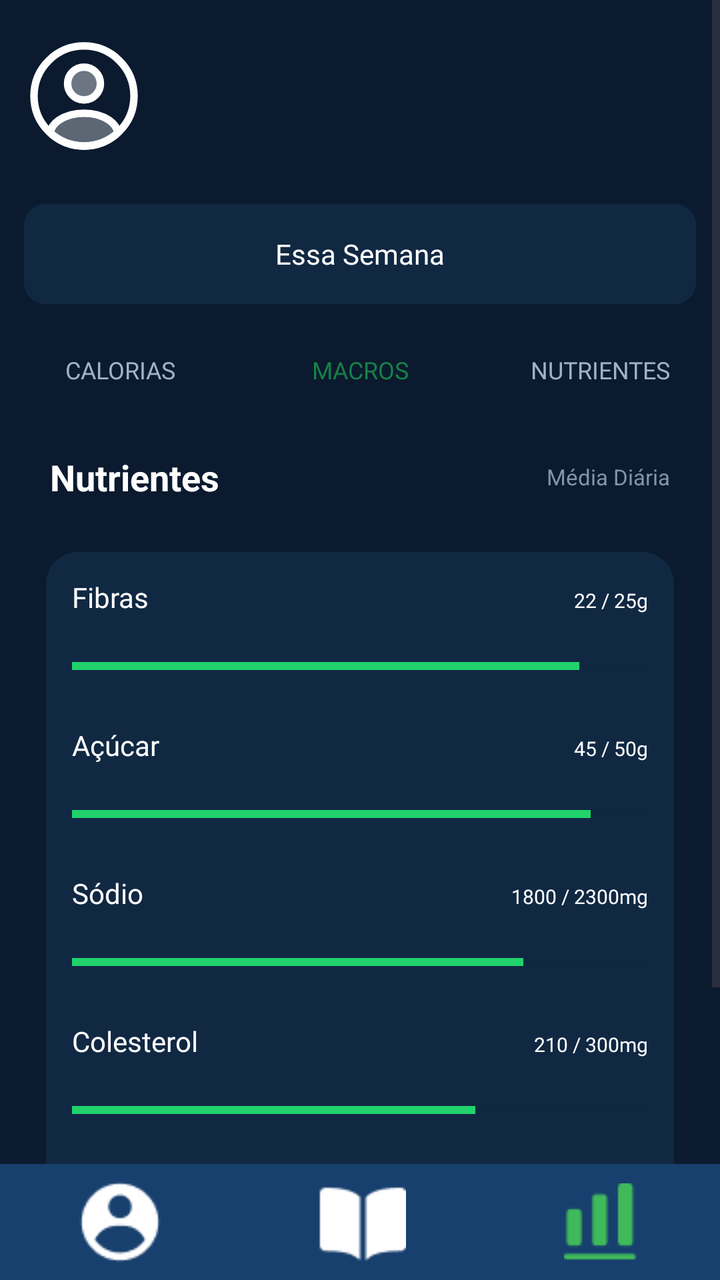
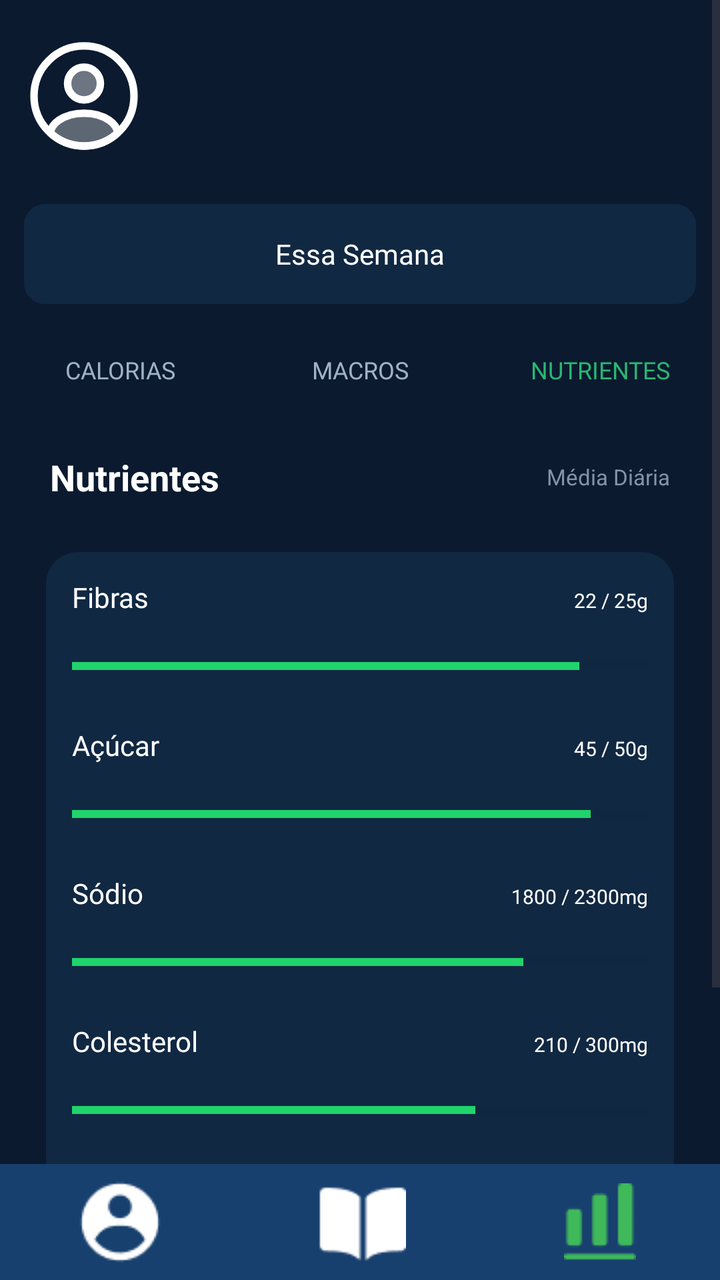

Before-and-after screenshots of an Android layout around one commit, followed by the original layout XML and the change that was made.
<!-- AndroidManifest.xml: application theme Theme.VITA -->
<!-- res/layout/fragment_nutri.xml -->
<?xml version="1.0" encoding="utf-8"?>
<RelativeLayout
    xmlns:android="http://schemas.android.com/apk/res/android"
    xmlns:app="http://schemas.android.com/apk/res-auto"
    android:layout_width="match_parent"
    android:layout_height="match_parent"
    android:background="@color/blue3">

    
    <ScrollView
        android:layout_width="match_parent"
        android:layout_height="match_parent"
        android:layout_above="@+id/barraInferior">

        
        <androidx.constraintlayout.widget.ConstraintLayout
            android:layout_width="match_parent"
            android:layout_height="wrap_content"
            android:paddingBottom="24dp">

            <ImageView
                android:id="@+id/imgPerfil"
                android:layout_width="60dp"
                android:layout_height="60dp"
                android:layout_marginStart="12dp"
                android:layout_marginTop="18dp"
                android:contentDescription="Perfil"
                android:scaleType="centerInside"
                android:src="@drawable/profile2"
                app:layout_constraintStart_toStartOf="parent"
                app:layout_constraintTop_toTopOf="parent" />

            <TextView
                android:id="@+id/txtSemana"
                android:layout_width="0dp"
                android:layout_height="50dp"
                android:layout_marginStart="12dp"
                android:layout_marginTop="24dp"
                android:layout_marginEnd="12dp"
                android:background="@drawable/rounded_corner4"
                android:backgroundTint="@color/blue4"
                android:fontFamily="@font/inter24_medium"
                android:gravity="center"
                android:text="Essa Semana"
                android:textColor="#FFFFFF"
                android:textSize="14sp"
                app:layout_constraintEnd_toEndOf="parent"
                app:layout_constraintStart_toStartOf="parent"
                app:layout_constraintTop_toBottomOf="@id/imgPerfil" />

            <LinearLayout
                android:id="@+id/menuNutri"
                android:layout_width="0dp"
                android:layout_height="42dp"
                android:layout_marginTop="12dp"
                android:gravity="center"
                android:orientation="horizontal"
                app:layout_constraintEnd_toEndOf="parent"
                app:layout_constraintStart_toStartOf="parent"
                app:layout_constraintTop_toBottomOf="@id/txtSemana">

                <TextView
                    android:layout_width="0dp"
                    android:layout_height="match_parent"
                    android:layout_weight="1"
                    android:fontFamily="@font/inter24_semibold"
                    android:gravity="center"
                    android:text="CALORIAS"
                    android:textColor="@color/grey2"
                    android:textSize="12sp" />

                <TextView
                    android:layout_width="0dp"
                    android:layout_height="match_parent"
                    android:layout_weight="1"
                    android:fontFamily="@font/inter24_semibold"
                    android:gravity="center"
                    android:text="MACROS"
                    android:textColor="@color/green1"
                    android:textSize="12sp" />

                <TextView
                    android:layout_width="0dp"
                    android:layout_height="match_parent"
                    android:layout_weight="1"
                    android:fontFamily="@font/inter24_semibold"
                    android:gravity="center"
                    android:text="NUTRIENTES"
                    android:textColor="@color/grey2"
                    android:textSize="12sp" />

            </LinearLayout>

            <LinearLayout
                android:id="@+id/txtNutri"
                android:layout_width="match_parent"
                android:layout_height="45dp"
                android:layout_marginTop="10dp"
                android:gravity="center_vertical"
                android:paddingStart="25dp"
                android:paddingEnd="25dp"
                app:layout_constraintTop_toBottomOf="@+id/menuNutri">

                <TextView
                    android:layout_width="0dp"
                    android:layout_height="wrap_content"
                    android:layout_weight="1"
                    android:text="Nutrientes"
                    android:textColor="@android:color/white"
                    android:textSize="18sp"
                    android:textStyle="bold" />

                <TextView
                    android:layout_width="wrap_content"
                    android:layout_height="wrap_content"
                    android:text="Média Diária"
                    android:textColor="#8493A5"
                    android:textSize="11sp" />

            </LinearLayout>

            
            <LinearLayout
                android:layout_width="match_parent"
                android:layout_height="wrap_content"
                android:layout_marginStart="23dp"
                android:layout_marginTop="15dp"
                android:layout_marginEnd="23dp"
                android:background="@drawable/rounded_corner3"
                android:orientation="vertical"
                android:padding="13dp"
                app:layout_constraintTop_toBottomOf="@id/txtNutri">

                
                <LinearLayout
                    android:layout_width="match_parent"
                    android:layout_height="wrap_content"
                    android:orientation="horizontal">

                    <TextView
                        android:layout_width="0dp"
                        android:layout_height="wrap_content"
                        android:layout_weight="1"
                        android:fontFamily="@font/inter24_medium"
                        android:text="Fibras"
                        android:textColor="@android:color/white"
                        android:textSize="14sp" />

                    <TextView
                        android:layout_width="wrap_content"
                        android:layout_height="wrap_content"
                        android:fontFamily="@font/inter24_medium"
                        android:text="22 / 25g"
                        android:textColor="@android:color/white"
                        android:textSize="10sp" />

                </LinearLayout>

                <ProgressBar
                    style="?android:attr/progressBarStyleHorizontal"
                    android:layout_width="match_parent"
                    android:layout_height="40dp"
                    android:layout_marginTop="5dp"
                    android:max="25"
                    android:progress="22"
                    android:progressBackgroundTint="#08243A"
                    android:progressTint="#20D36B" />

                
                <LinearLayout
                    android:layout_width="match_parent"
                    android:layout_height="wrap_content"
                    android:layout_marginTop="10dp"
                    android:orientation="horizontal">

                    <TextView
                        android:layout_width="0dp"
                        android:layout_height="wrap_content"
                        android:layout_weight="1"
                        android:fontFamily="@font/inter24_medium"
                        android:text="Açúcar"
                        android:textColor="@android:color/white"
                        android:textSize="14sp" />

                    <TextView
                        android:layout_width="wrap_content"
                        android:layout_height="wrap_content"
                        android:fontFamily="@font/inter24_medium"
                        android:text="45 / 50g"
                        android:textColor="@android:color/white"
                        android:textSize="10sp" />

                </LinearLayout>

                <ProgressBar
                    style="?android:attr/progressBarStyleHorizontal"
                    android:layout_width="match_parent"
                    android:layout_height="40dp"
                    android:layout_marginTop="5dp"
                    android:max="50"
                    android:progress="45"
                    android:progressBackgroundTint="#08243A"
                    android:progressTint="#20D36B" />

                
                <LinearLayout
                    android:layout_width="match_parent"
                    android:layout_height="wrap_content"
                    android:layout_marginTop="10dp"
                    android:orientation="horizontal">

                    <TextView
                        android:layout_width="0dp"
                        android:layout_height="wrap_content"
                        android:layout_weight="1"
                        android:fontFamily="@font/inter24_medium"
                        android:text="Sódio"
                        android:textColor="@android:color/white"
                        android:textSize="14sp" />

                    <TextView
                        android:layout_width="wrap_content"
                        android:layout_height="wrap_content"
                        android:fontFamily="@font/inter24_medium"
                        android:text="1800 / 2300mg"
                        android:textColor="@android:color/white"
                        android:textSize="10sp" />

                </LinearLayout>

                <ProgressBar
                    style="?android:attr/progressBarStyleHorizontal"
                    android:layout_width="match_parent"
                    android:layout_height="40dp"
                    android:layout_marginTop="5dp"
                    android:max="2300"
                    android:progress="1800"
                    android:progressBackgroundTint="#08243A"
                    android:progressTint="#20D36B" />

                
                <LinearLayout
                    android:layout_width="match_parent"
                    android:layout_height="wrap_content"
                    android:layout_marginTop="10dp"
                    android:orientation="horizontal">

                    <TextView
                        android:layout_width="0dp"
                        android:layout_height="wrap_content"
                        android:layout_weight="1"
                        android:fontFamily="@font/inter24_medium"
                        android:text="Colesterol"
                        android:textColor="@android:color/white"
                        android:textSize="14sp" />

                    <TextView
                        android:layout_width="wrap_content"
                        android:layout_height="wrap_content"
                        android:fontFamily="@font/inter24_medium"
                        android:text="210 / 300mg"
                        android:textColor="@android:color/white"
                        android:textSize="10sp" />

                </LinearLayout>

                <ProgressBar
                    style="?android:attr/progressBarStyleHorizontal"
                    android:layout_width="match_parent"
                    android:layout_height="40dp"
                    android:layout_marginTop="5dp"
                    android:max="300"
                    android:progress="210"
                    android:progressBackgroundTint="#08243A"
                    android:progressTint="#20D36B" />

                
                <LinearLayout
                    android:layout_width="match_parent"
                    android:layout_height="wrap_content"
                    android:layout_marginTop="10dp"
                    android:orientation="horizontal">

                    <TextView
                        android:layout_width="0dp"
                        android:layout_height="wrap_content"
                        android:layout_weight="1"
                        android:fontFamily="@font/inter24_medium"
                        android:text="Gorduras Saturadas"
                        android:textColor="@android:color/white"
                        android:textSize="14sp" />

                    <TextView
                        android:layout_width="wrap_content"
                        android:layout_height="wrap_content"
                        android:fontFamily="@font/inter24_medium"
                        android:text="18 / 20g"
                        android:textColor="@android:color/white"
                        android:textSize="10sp" />

                </LinearLayout>

                <ProgressBar
                    style="?android:attr/progressBarStyleHorizontal"
                    android:layout_width="match_parent"
                    android:layout_height="40dp"
                    android:layout_marginTop="5dp"
                    android:max="20"
                    android:progress="18"
                    android:progressBackgroundTint="#08243A"
                    android:progressTint="#20D36B" />

            </LinearLayout>

        </androidx.constraintlayout.widget.ConstraintLayout>

    </ScrollView>

    
    <LinearLayout
        android:id="@+id/barraInferior"
        android:layout_width="match_parent"
        android:layout_height="58dp"
        android:layout_alignParentBottom="true"
        android:background="@color/blue2"
        android:gravity="center"
        android:orientation="horizontal">

        <ImageView
            android:id="@+id/btnUsuario"
            android:layout_width="0dp"
            android:layout_height="60dp"
            android:layout_weight="1"
            android:contentDescription="Perfil"
            android:padding="7dp"
            android:scaleType="centerInside"
            android:src="@drawable/icuser" />

        <ImageView
            android:id="@+id/btnLivro"
            android:layout_width="0dp"
            android:layout_height="60dp"
            android:layout_weight="1"
            android:contentDescription="Diário"
            android:padding="7dp"
            android:scaleType="centerInside"
            android:src="@drawable/iclivro" />

        <ImageView
            android:id="@+id/btnEscala"
            android:layout_width="0dp"
            android:layout_height="60dp"
            android:layout_weight="1"
            android:contentDescription="Calorias"
            android:padding="7dp"
            android:scaleType="centerInside"
            android:src="@drawable/icescala" />

    </LinearLayout>

</RelativeLayout>
<!-- resources referenced by this layout -->
<resources>
  <color name="blue2">#18406E</color>
  <color name="blue3">#0B1A2E</color>
  <color name="blue4">#112842</color>
  <color name="green1">#178047</color>
  <color name="grey2">#9FB3C8</color>
  <!-- drawable icescala: png bitmap (drawable, 512 bytes) -->
  <!-- drawable iclivro: png bitmap (drawable, 485 bytes) -->
  <!-- drawable icuser: png bitmap (drawable, 750 bytes) -->
  <!-- drawable profile2 (drawable) -->
  <vector xmlns:android="http://schemas.android.com/apk/res/android" android:height="120dp" android:viewportHeight="24" android:viewportWidth="24" android:width="120dp">
  
      <path android:fillAlpha="0.4" android:fillColor="@color/white" android:pathData="M12.121,12.78C12.051,12.77 11.961,12.77 11.881,12.78C10.121,12.72 8.721,11.28 8.721,9.51C8.721,7.7 10.181,6.23 12.001,6.23C13.811,6.23 15.281,7.7 15.281,9.51C15.271,11.28 13.881,12.72 12.121,12.78Z" android:strokeColor="@color/white" android:strokeLineCap="round" android:strokeLineJoin="round" android:strokeWidth="1.5"/>
  
      <path android:fillAlpha="0.34" android:fillColor="@color/white" android:pathData="M18.74,19.38C16.96,21.01 14.6,22 12,22C9.4,22 7.04,21.01 5.26,19.38C5.36,18.44 5.96,17.52 7.03,16.8C9.77,14.98 14.25,14.98 16.97,16.8C18.04,17.52 18.64,18.44 18.74,19.38Z" android:strokeColor="@color/white" android:strokeLineCap="round" android:strokeLineJoin="round" android:strokeWidth="1.5"/>
  
      <path android:fillColor="#00000000" android:pathData="M12,22C17.523,22 22,17.523 22,12C22,6.477 17.523,2 12,2C6.477,2 2,6.477 2,12C2,17.523 6.477,22 12,22Z" android:strokeColor="@color/white" android:strokeLineCap="round" android:strokeLineJoin="round" android:strokeWidth="1.5"/>
  
  </vector>
  <!-- drawable rounded_corner3 (drawable) -->
  <?xml version="1.0" encoding="utf-8"?>
  <shape xmlns:android="http://schemas.android.com/apk/res/android"
      android:shape="rectangle">
      <corners android:radius="16dp"/>
      <solid android:color="@color/blue4"/>
  </shape>
  <!-- drawable rounded_corner4 (drawable) -->
  <?xml version="1.0" encoding="utf-8"?>
  <shape xmlns:android="http://schemas.android.com/apk/res/android"
      android:shape="rectangle">
      <corners android:radius="10dp"/>
      <stroke android:width="1dp" android:color="@color/grey"/>
  </shape>
  <style name="Theme.VITA" parent="Base.Theme.VITA" />
  <color name="white">#FFFFFFFF</color>
  <color name="grey">#798797</color>
  <style name="Base.Theme.VITA" parent="Theme.Material3.DayNight.NoActionBar">
          
          
      </style>
</resources>

<!-- the commit's change to res/layout/fragment_nutri.xml (unified diff, before → after) -->
@@ -76,7 +76,7 @@
                     android:fontFamily="@font/inter24_semibold"
                     android:gravity="center"
                     android:text="MACROS"
-                    android:textColor="@color/green1"
+                    android:textColor="@color/grey2"
                     android:textSize="12sp" />
 
                 <TextView
@@ -86,7 +86,7 @@
                     android:fontFamily="@font/inter24_semibold"
                     android:gravity="center"
                     android:text="NUTRIENTES"
-                    android:textColor="@color/grey2"
+                    android:textColor="@color/green2"
                     android:textSize="12sp" />
 
             </LinearLayout>
<!-- resource entries referenced after the edit -->
@@ -3,7 +3,7 @@
   <color name="blue2">#18406E</color>
   <color name="blue3">#0B1A2E</color>
   <color name="blue4">#112842</color>
-  <color name="green1">#178047</color>
+  <color name="green2">#2BB673</color>
   <color name="grey2">#9FB3C8</color>
   <!-- drawable icescala: png bitmap (drawable, 512 bytes) -->
   <!-- drawable iclivro: png bitmap (drawable, 485 bytes) -->
